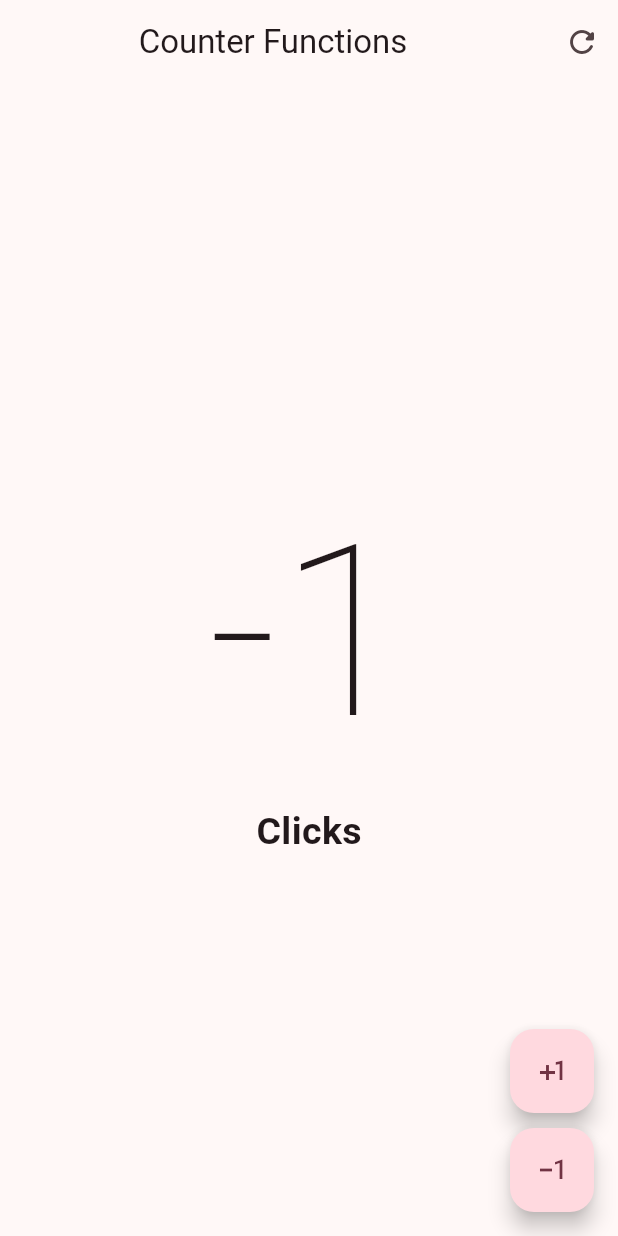
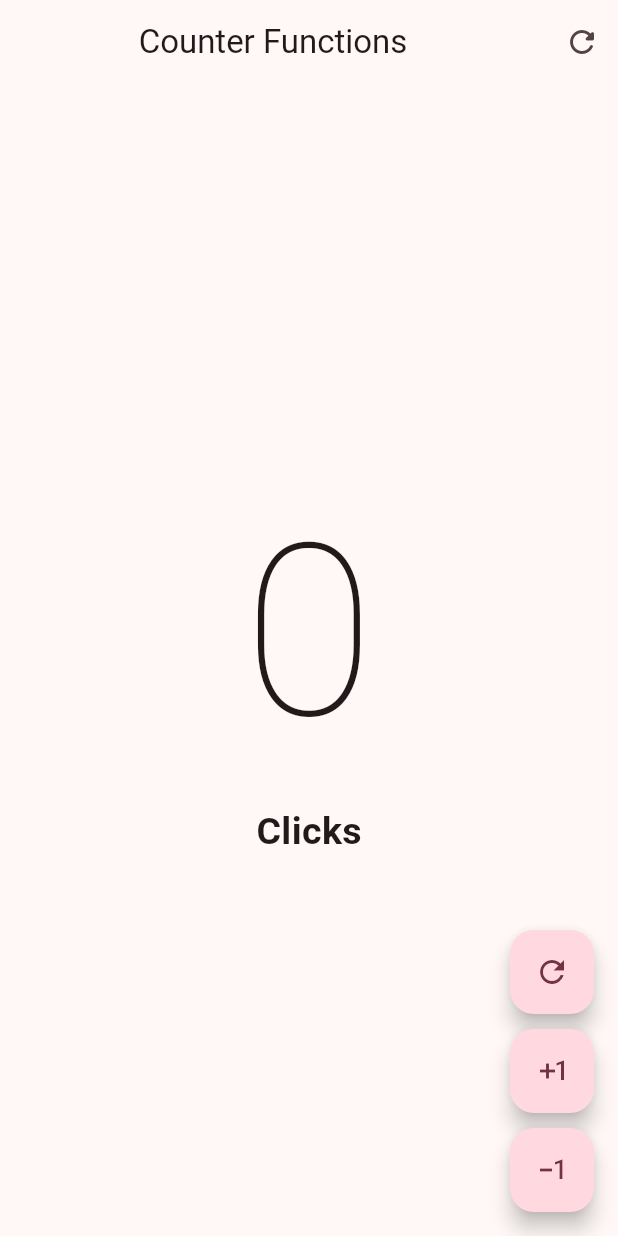
Before and after one commit to criticalRobin/flutter_first_app, a Flutter app: the screen it shows after launch, after a tap on the "exposure minus 1" icon, on a phone screen of 412 x 824 dp. Run offline on Flutter 3.47's test engine with Material 3 defaults, Android fonts, the phone set to English and light mode, and no system bars.

Commit message:
Creating a custom widget, in this case is a custom floated button

```diff
--- a/lib/presentation/screens/counter/counter_functions_screen.dart
+++ b/lib/presentation/screens/counter/counter_functions_screen.dart
@@ -49,27 +49,40 @@ class _CounterFuntionsScreenState extends State<CounterFuntionsScreen> {
       floatingActionButton: Column(
         mainAxisAlignment: MainAxisAlignment.end,
         children: [
-          FloatingActionButton(
-            onPressed: () {
-              setState(() {
-                clickCounter++;
-              });
-            },
-            child: const Icon(Icons.plus_one),
+          CustomFloatingButton(
+            icon: Icons.refresh_outlined,
           ),
           const SizedBox(
             height: 10,
           ),
-          FloatingActionButton(
-            onPressed: () {
-              setState(() {
-                clickCounter--;
-              });
-            },
-            child: const Icon(Icons.exposure_minus_1),
+          CustomFloatingButton(
+            icon: Icons.exposure_plus_1,
+          ),
+          const SizedBox(
+            height: 10,
+          ),
+          CustomFloatingButton(
+            icon: Icons.exposure_minus_1,
           )
         ],
       ),
     );
   }
 }
+
+class CustomFloatingButton extends StatelessWidget {
+  final IconData icon;
+
+  const CustomFloatingButton({
+    super.key,
+    required this.icon,
+  });
+
+  @override
+  Widget build(BuildContext context) {
+    return FloatingActionButton(
+      onPressed: () {},
+      child: Icon(icon),
+    );
+  }
+}
```
